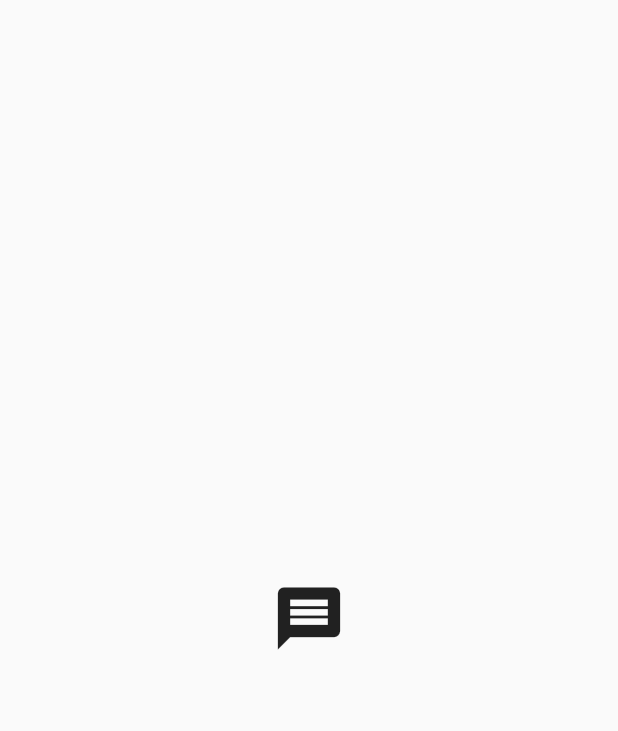
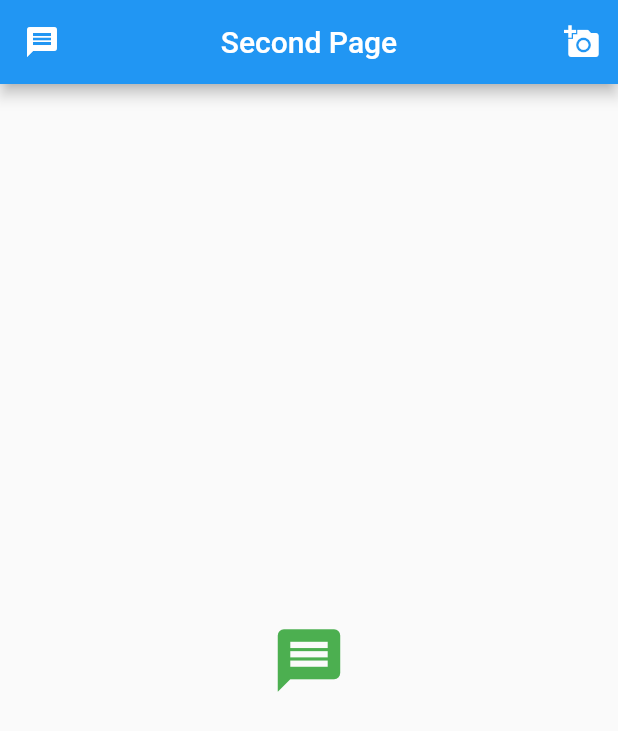
Before and after one commit to ruhulamin63/Flutter-App-Developer, a Flutter app: the screen it shows after launch, after a tap on the "add a photo" icon, on a phone screen of 412 x 824 dp. Shown: the top 731 px of the screen. Run offline on Flutter 3.47's test engine with Material 2 defaults, Android fonts, the phone set to English and light mode, and no system bars; our stand-ins replace liquid_swipe.

Commit message:
build second page

```diff
--- a/flutter_widget/lib/main.dart
+++ b/flutter_widget/lib/main.dart
@@ -25,7 +25,20 @@ class HomePage extends StatelessWidget {
 
   @override
   Widget build(BuildContext context) {
-    return Scaffold(
+    var screenHeight = MediaQuery.of(context).size.height / 3; // Every screen show almost same
+    var screenWidth = MediaQuery.of(context).size.width / 3;
+
+    return SafeArea(
+      child: Scaffold(
+        appBar: AppBar(
+        title: const Text("Home Page Test"),
+          centerTitle: true,
+          leading: const Icon(Icons.message),
+          actions: [
+            IconButton(icon: const Icon(Icons.add_a_photo), onPressed: () {})
+          ],
+        ),
+
         body: Center(
           child: CircleAvatar(
             radius: 50,
@@ -47,6 +60,7 @@ class HomePage extends StatelessWidget {
             ),
           ),
         ),
+      ),
     );
   }
 }
--- a/flutter_widget/lib/second.dart
+++ b/flutter_widget/lib/second.dart
@@ -5,14 +5,29 @@ class second extends StatelessWidget {
 
   @override
   Widget build(BuildContext context) {
-    return Scaffold(
-      body: Center(
-        child: Hero(
-          tag: "add",
+    return MaterialApp(
+      debugShowCheckedModeBanner: false,
 
-          child: Icon(
-            Icons.message,
-            size: 50,
+      home: SafeArea(
+        child: Scaffold(
+          appBar: AppBar(
+            title: const Text("Second Page"),
+            centerTitle: true,
+            leading: const Icon(Icons.message),
+            actions: [
+              IconButton(icon: const Icon(Icons.add_a_photo), onPressed: () {})
+            ],
+          ),
+          body: const Center(
+            child: Hero(
+              tag: "add",
+
+              child: Icon(
+                Icons.message,
+                size: 50,
+                color: Colors.green,
+              ),
+            ),
           ),
         ),
       ),
```
Lines whose indentation alone changed are shown as unchanged.
